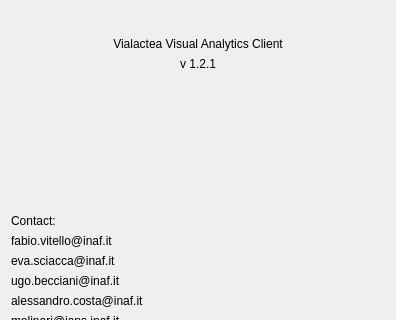
First picture: the form in Code/ui/aboutform.ui, repository VisIVOLab/ViaLacteaVisualAnalytics, before the edit; both pictures show x 0 to 396 and y 0 to 320 of the 396 by 536 pixel window.
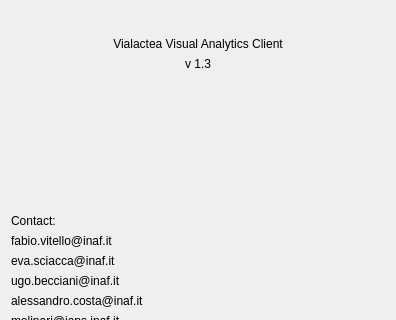
Second picture: the form after the edit. Icons and pictures are not drawn.

What changed in the file:
```diff
--- a/Code/ui/aboutform.ui
+++ b/Code/ui/aboutform.ui
@@ -76,7 +76,7 @@
    <item>
     <widget class="QLabel" name="label_3">
      <property name="text">
-      <string>v 1.2.1</string>
+      <string>v 1.3</string>
      </property>
      <property name="alignment">
       <set>Qt::AlignCenter</set>
```
